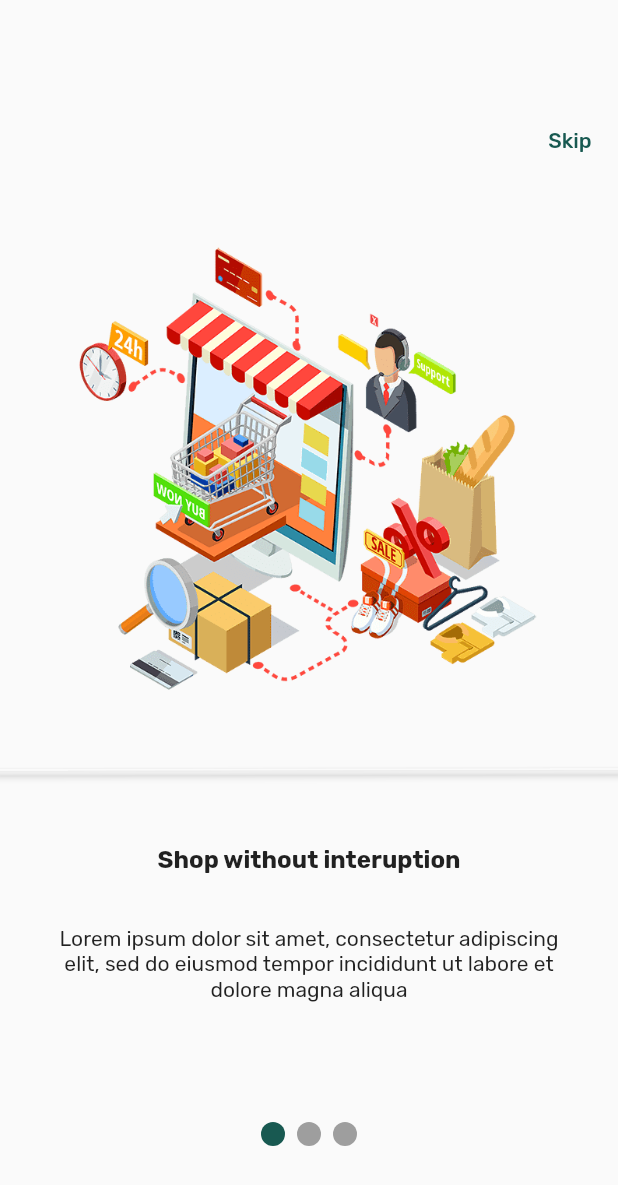
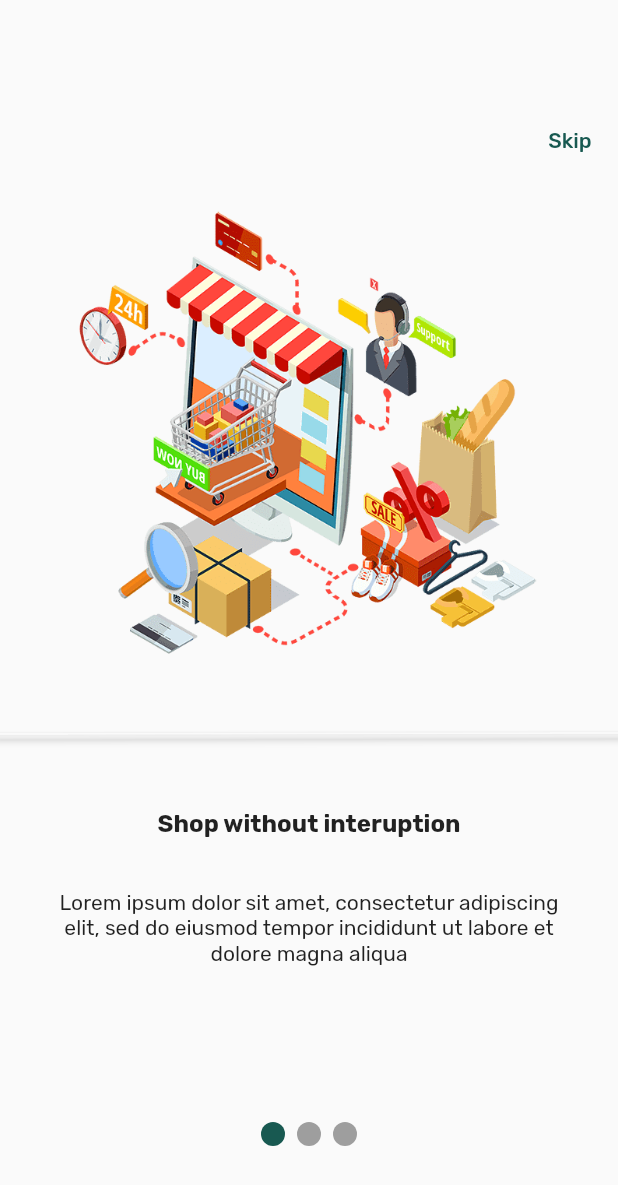
Before and after one commit to legistech/budget-bee, a Flutter app: the screen it shows after launch, on a phone screen of 412 x 824 dp. Shown: the top 1185 px of the screen. Run offline on Flutter 3.47's test engine with Material 2 defaults, Android fonts, the phone set to English and light mode, and no system bars; drawn by our look-alikes of smooth_page_indicator; our stand-ins replace firebase_auth, firebase_core, fluttertoast, font_awesome_flutter, google_fonts; accounts and stored records are empty.

Commit message:
on boarding optimize

```diff
--- a/lib/onboarding/views/view1.dart
+++ b/lib/onboarding/views/view1.dart
@@ -46,6 +46,9 @@ class OnBoard1 extends StatelessWidget {
             textAlign: TextAlign.center,
           ),
         ),
+        const SizedBox(
+          height: 48,
+        ),
         // const SizedBox(
         //   height: 40,
         // ),
--- a/lib/onboarding/views/view2.dart
+++ b/lib/onboarding/views/view2.dart
@@ -43,9 +43,9 @@ class OnBoard2 extends StatelessWidget {
             textAlign: TextAlign.center,
           ),
         ),
-        // const SizedBox(
-        //   height: 40,
-        // ),
+        const SizedBox(
+          height: 49,
+        ),
         // RoundButton(
         //     title: 'Next',
         //     onTap: () {
```
